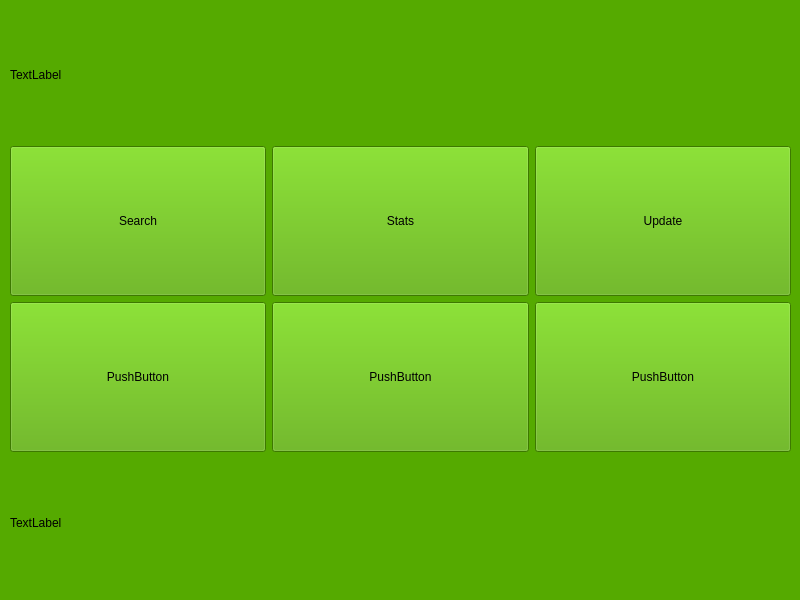
First picture: the form in lib/home.ui, repository joew5887/FPL-Player, before the edit.
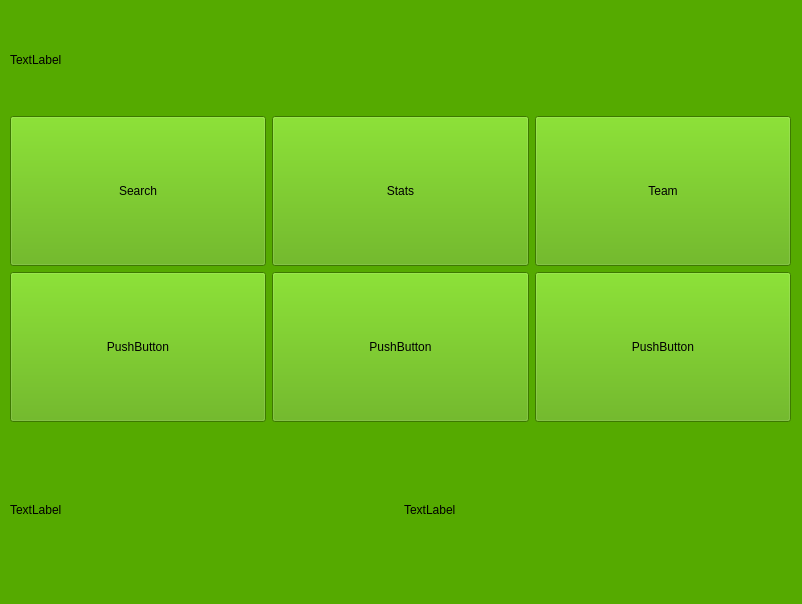
Second picture: the form after the edit.

Commit message:
Wrapper for QLabel for consistent text.
TODO: General loading screen.

```diff
--- a/lib/home.ui
+++ b/lib/home.ui
@@ -6,8 +6,8 @@
    <rect>
     <x>0</x>
     <y>0</y>
-    <width>800</width>
-    <height>600</height>
+    <width>802</width>
+    <height>604</height>
    </rect>
   </property>
   <property name="windowTitle">
@@ -103,7 +103,7 @@
           </size>
          </property>
          <property name="text">
-          <string>Update</string>
+          <string>Team</string>
          </property>
         </widget>
        </item>
@@ -123,17 +123,22 @@
       </layout>
      </item>
      <item>
-      <widget class="QLabel" name="info_lbl">
-       <property name="maximumSize">
-        <size>
-         <width>16777215</width>
-         <height>100</height>
-        </size>
-       </property>
+      <layout class="QGridLayout" name="info_layout">
+       <item row="0" column="1">
+        <widget class="QLabel" name="info2_lbl">
+         <property name="text">
+          <string>TextLabel</string>
+         </property>
+        </widget>
+       </item>
+       <item row="0" column="0">
+        <widget class="QLabel" name="info1_lbl">
        <property name="text">
         <string>TextLabel</string>
        </property>
       </widget>
+       </item>
+      </layout>
      </item>
     </layout>
    </widget>
```
Left out of the diff: 2 changed lines with no effect on the pictures. Lines whose indentation alone changed are shown as unchanged. The commit also changes 4 other files.
